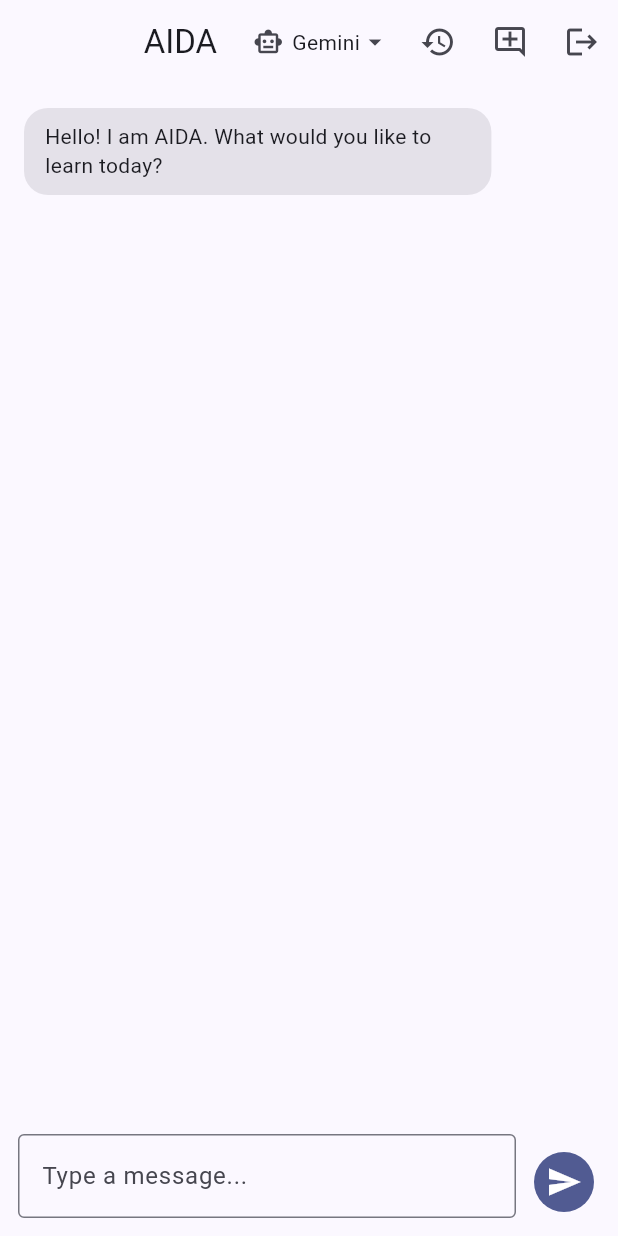
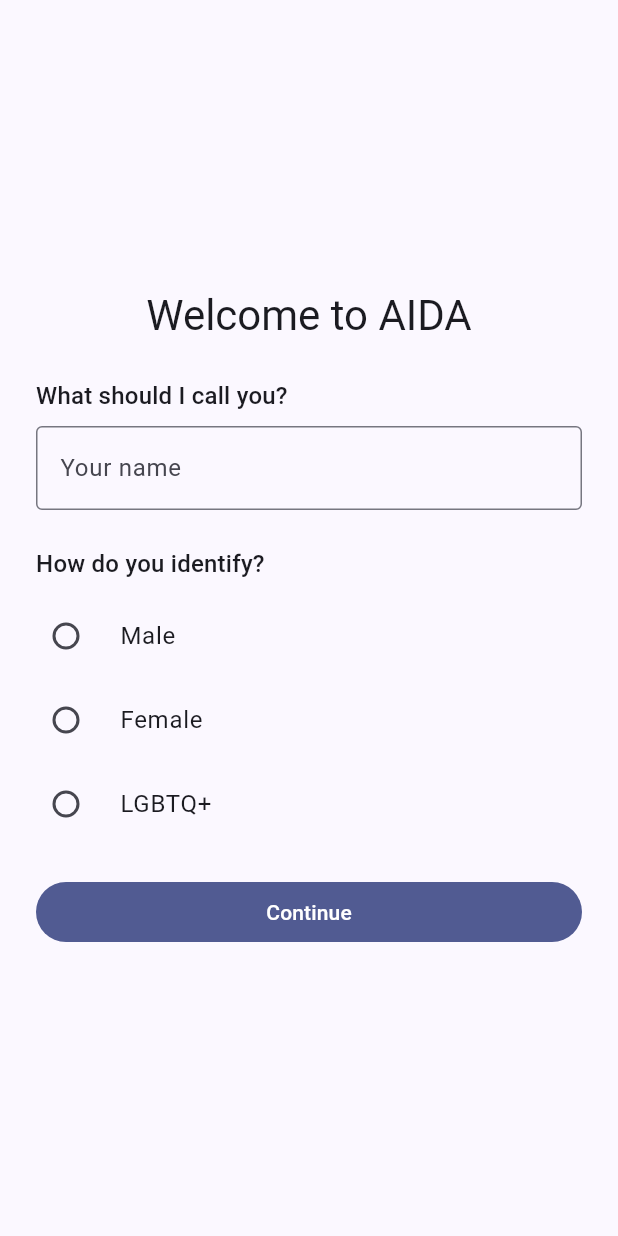
Before and after one commit to jamleaxi/AIDA, a Flutter app: the screen it shows once a user with an empty profile is signed in, on a phone screen of 412 x 824 dp. Run offline on Flutter 3.47's test engine with Material 3 defaults, Android fonts, the phone set to English and light mode, and no system bars; our stand-ins replace flutter_dotenv, flutter_markdown_plus, supabase_flutter; accounts and stored records are empty.

Commit message:
2026-08-13 UI/UX Optimizations • Added name preference • Added gender selection • Adding of new info to the database (migration) • Name change option • Gender change option • Added AIDA app icon :D

```diff
--- a/lib/main.dart
+++ b/lib/main.dart
@@ -8,6 +8,7 @@ import 'services/ai_service.dart';
 import 'services/auth_service.dart';
 import 'services/chat_repository.dart';
 import 'services/edge_function_ai_service.dart';
+import 'services/profile_repository.dart';
 import 'services/supabase_auth_service.dart';
 
 Future<void> main() async {
@@ -79,6 +80,7 @@ Future<void> main() async {
       aiProviderController: aiProviderController,
       chatRepository: ChatRepository(Supabase.instance.client),
       authService: SupabaseAuthService(Supabase.instance.client),
+      profileRepository: SupabaseProfileRepository(Supabase.instance.client),
     ),
   );
 }
@@ -89,11 +91,13 @@ class AidaApp extends StatefulWidget {
     required this.aiProviderController,
     required this.chatRepository,
     required this.authService,
+    required this.profileRepository,
   });
 
   final AiProviderController aiProviderController;
   final MessageRepository chatRepository;
   final AuthService authService;
+  final ProfileRepository profileRepository;
 
   @override
   State<AidaApp> createState() => _AidaAppState();
@@ -119,6 +123,7 @@ class _AidaAppState extends State<AidaApp> {
         authService: widget.authService,
         aiProviderController: widget.aiProviderController,
         chatRepository: widget.chatRepository,
+        profileRepository: widget.profileRepository,
       ),
     );
   }
--- /dev/null
+++ b/lib/models/user_profile.dart
@@ -0,0 +1,52 @@
+enum Gender {
+  male,
+  female,
+  lgbtq;
+
+  String get label {
+    switch (this) {
+      case Gender.male:
+        return 'Male';
+      case Gender.female:
+        return 'Female';
+      case Gender.lgbtq:
+        return 'LGBTQ+';
+    }
+  }
+
+  String get value {
+    switch (this) {
+      case Gender.male:
+        return 'male';
+      case Gender.female:
+        return 'female';
+      case Gender.lgbtq:
+        return 'lgbtq+';
+    }
+  }
+
+  static Gender? tryParse(String? value) {
+    switch (value) {
+      case 'male':
+        return Gender.male;
+      case 'female':
+        return Gender.female;
+      case 'lgbtq+':
+        return Gender.lgbtq;
+      default:
+        return null;
+    }
+  }
+}
+
+class UserProfile {
+  const UserProfile({
+    required this.id,
+    required this.displayName,
+    required this.gender,
+  });
+
+  final String id;
+  final String displayName;
+  final Gender gender;
+}
--- a/lib/screens/auth_gate.dart
+++ b/lib/screens/auth_gate.dart
@@ -1,10 +1,13 @@
 import 'package:flutter/material.dart';
 
+import '../models/user_profile.dart';
 import '../services/ai_provider_controller.dart';
 import '../services/auth_service.dart';
 import '../services/chat_repository.dart';
+import '../services/profile_repository.dart';
 import 'auth_page.dart';
 import 'chat_page.dart';
+import 'onboarding_page.dart';
 
 class AuthGate extends StatelessWidget {
   const AuthGate({
@@ -12,11 +15,13 @@ class AuthGate extends StatelessWidget {
     required this.authService,
     required this.aiProviderController,
     required this.chatRepository,
+    required this.profileRepository,
   });
 
   final AuthService authService;
   final AiProviderController aiProviderController;
   final MessageRepository chatRepository;
+  final ProfileRepository profileRepository;
 
   @override
   Widget build(BuildContext context) {
@@ -29,8 +34,10 @@ class AuthGate extends StatelessWidget {
           return AuthPage(authService: authService);
         }
 
-        return ChatPage(
+        return _ProfileGate(
           key: ValueKey(user.id),
+          userId: user.id,
+          profileRepository: profileRepository,
           aiProviderController: aiProviderController,
           chatRepository: chatRepository,
           authService: authService,
@@ -39,3 +46,70 @@ class AuthGate extends StatelessWidget {
     );
   }
 }
+
+class _ProfileGate extends StatefulWidget {
+  const _ProfileGate({
+    super.key,
+    required this.userId,
+    required this.profileRepository,
+    required this.aiProviderController,
+    required this.chatRepository,
+    required this.authService,
+  });
+
+  final String userId;
+  final ProfileRepository profileRepository;
+  final AiProviderController aiProviderController;
+  final MessageRepository chatRepository;
+  final AuthService authService;
+
+  @override
+  State<_ProfileGate> createState() => _ProfileGateState();
+}
+
+class _ProfileGateState extends State<_ProfileGate> {
+  late Future<UserProfile?> _profileFuture;
+
+  @override
+  void initState() {
+    super.initState();
+    _profileFuture = widget.profileRepository.fetchProfile(widget.userId);
+  }
+
+  void _onOnboardingComplete(UserProfile profile) {
+    setState(() {
+      _profileFuture = Future.value(profile);
+    });
+  }
+
+  @override
+  Widget build(BuildContext context) {
+    return FutureBuilder<UserProfile?>(
+      future: _profileFuture,
+      builder: (context, snapshot) {
+        if (snapshot.connectionState != ConnectionState.done) {
+          return const Scaffold(
+            body: Center(child: CircularProgressIndicator()),
+          );
+        }
+
+        final profile = snapshot.data;
+        if (profile == null) {
+          return OnboardingPage(
+            userId: widget.userId,
+            profileRepository: widget.profileRepository,
+            onComplete: _onOnboardingComplete,
+          );
+        }
+
+        return ChatPage(
+          aiProviderController: widget.aiProviderController,
+          chatRepository: widget.chatRepository,
+          authService: widget.authService,
+          profileRepository: widget.profileRepository,
+          profile: profile,
+        );
+      },
+    );
+  }
+}
--- /dev/null
+++ b/lib/screens/onboarding_page.dart
@@ -0,0 +1,191 @@
+import 'package:flutter/material.dart';
+
+import '../models/user_profile.dart';
+import '../services/profile_repository.dart';
+
+class OnboardingPage extends StatefulWidget {
+  const OnboardingPage({
+    super.key,
+    required this.userId,
+    required this.profileRepository,
+    required this.onComplete,
+    this.initialProfile,
+  });
+
+  final String userId;
+  final ProfileRepository profileRepository;
+  final ValueChanged<UserProfile> onComplete;
+  final UserProfile? initialProfile;
+
+  bool get isEditing => initialProfile != null;
+
+  @override
+  State<OnboardingPage> createState() => _OnboardingPageState();
+}
+
+class _OnboardingPageState extends State<OnboardingPage> {
+  final _formKey = GlobalKey<FormState>();
+  late final _nameController = TextEditingController(
+    text: widget.initialProfile?.displayName ?? '',
+  );
+
+  Gender? _gender;
+  bool _isSubmitting = false;
+  String? _errorMessage;
+
+  @override
+  void initState() {
+    super.initState();
+    _gender = widget.initialProfile?.gender;
+  }
+
+  @override
+  void dispose() {
+    _nameController.dispose();
+    super.dispose();
+  }
+
+  Future<void> _submit() async {
+    if (_isSubmitting) return;
+    final isNameValid = _formKey.currentState?.validate() ?? false;
+    if (!isNameValid || _gender == null) {
+      setState(() {
+        _errorMessage = _gender == null ? 'Please select an option' : null;
+      });
+      return;
+    }
+
+    setState(() {
+      _isSubmitting = true;
+      _errorMessage = null;
+    });
+
+    final displayName = _nameController.text.trim();
+    final gender = _gender!;
+
+    try {
+      await widget.profileRepository.saveProfile(
+        userId: widget.userId,
+        displayName: displayName,
+        gender: gender,
+      );
+      if (!mounted) return;
+      widget.onComplete(
+        UserProfile(id: widget.userId, displayName: displayName, gender: gender),
+      );
+    } catch (error, stackTrace) {
+      debugPrint('Onboarding error: $error\n$stackTrace');
+      if (!mounted) return;
+      setState(
+        () => _errorMessage = 'Something went wrong. Please try again.',
+      );
+    } finally {
+      if (mounted) setState(() => _isSubmitting = false);
+    }
+  }
+
+  @override
+  Widget build(BuildContext context) {
+    final theme = Theme.of(context);
+
+    return Scaffold(
+      appBar: widget.isEditing
+          ? AppBar(title: const Text('Edit profile'))
+          : null,
+      body: SafeArea(
+        child: Center(
+          child: SingleChildScrollView(
+            padding: const EdgeInsets.all(24),
+            child: ConstrainedBox(
+              constraints: const BoxConstraints(maxWidth: 400),
+              child: Form(
+                key: _formKey,
+                child: Column(
+                  mainAxisSize: MainAxisSize.min,
+                  crossAxisAlignment: CrossAxisAlignment.stretch,
+                  children: [
+                    if (!widget.isEditing) ...[
+                      Text(
+                        'Welcome to AIDA',
+                        style: theme.textTheme.headlineMedium,
+                        textAlign: TextAlign.center,
+                      ),
+                      const SizedBox(height: 24),
+                    ],
+                    Text(
+                      'What should I call you?',
+                      style: theme.textTheme.titleMedium,
+                    ),
+                    const SizedBox(height: 8),
+                    TextFormField(
+                      key: const Key('displayNameField'),
+                      controller: _nameController,
+                      enabled: !_isSubmitting,
+                      textCapitalization: TextCapitalization.words,
+                      decoration: const InputDecoration(
+                        labelText: 'Your name',
+                        border: OutlineInputBorder(),
+                      ),
+                      validator: (value) {
+                        if ((value ?? '').trim().isEmpty) {
+                          return 'Please enter a name';
+                        }
+                        return null;
+                      },
+                    ),
+                    const SizedBox(height: 24),
+                    Text(
+                      'How do you identify?',
+                      style: theme.textTheme.titleMedium,
+                    ),
+                    const SizedBox(height: 8),
+                    RadioGroup<Gender>(
+                      groupValue: _gender,
+                      onChanged: (value) {
+                        if (_isSubmitting) return;
+                        setState(() => _gender = value);
+                      },
+                      child: Column(
+                        children: Gender.values
+                            .map(
+                              (gender) => RadioListTile<Gender>(
+                                key: Key('genderOption_${gender.value}'),
+                                title: Text(gender.label),
+                                value: gender,
+                                contentPadding: EdgeInsets.zero,
+                              ),
+                            )
+                            .toList(),
+                      ),
+                    ),
+                    if (_errorMessage != null) ...[
+                      const SizedBox(height: 8),
+                      Text(
+                        _errorMessage!,
+                        style: TextStyle(color: theme.colorScheme.error),
+                      ),
+                    ],
+                    const SizedBox(height: 20),
+                    FilledButton(
+                      key: const Key('onboardingSubmitButton'),
+                      onPressed: _isSubmitting ? null : _submit,
+                      child: _isSubmitting
+                          ? const SizedBox(
+                              height: 18,
+                              width: 18,
+                              child: CircularProgressIndicator(
+                                strokeWidth: 2,
+                              ),
+                            )
+                          : Text(widget.isEditing ? 'Save' : 'Continue'),
+                    ),
+                  ],
+                ),
+              ),
+            ),
+          ),
+        ),
+      ),
+    );
+  }
+}
```
Also changed, not shown: lib/screens/chat_page.dart (+31 -0 lines), lib/services/profile_repository.dart (added, +51 -0 lines), pubspec.yaml (+15 -0 lines), lib/assets/aida-profile.png (added), lib/assets/aida.png, pubspec.lock, 45 other files.
